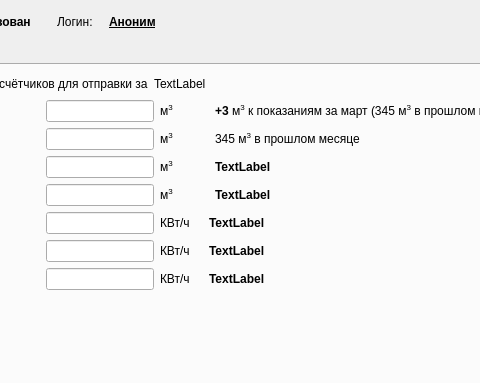
The window that profjilcom_cabinet/main.ui (0valse/experiments) describes before a commit, drawn with Qt 5; both pictures show x 133 to 613 and y 0 to 383 of the 1236 by 519 pixel window.
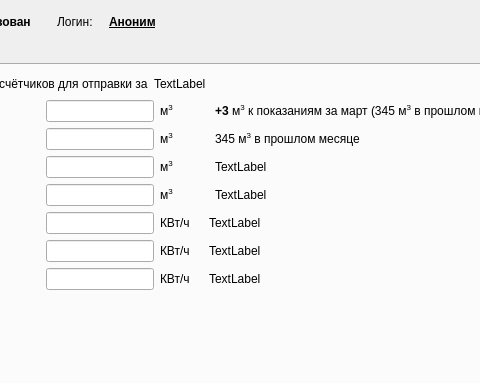
The same window after the commit. The open tabs and pages were chosen to show the change.

Commit message: Fix non bold font in last month labels

```diff
--- a/profjilcom_cabinet/main.ui
+++ b/profjilcom_cabinet/main.ui
@@ -621,12 +621,6 @@
              </item>
              <item>
               <widget class="QLabel" name="label_gvs_kuhnya_plus">
-               <property name="font">
-                <font>
-                 <weight>75</weight>
-                 <bold>true</bold>
-                </font>
-               </property>
                <property name="text">
                 <string>TextLabel</string>
                </property>
@@ -674,12 +668,6 @@
              </item>
              <item>
               <widget class="QLabel" name="label_gvs_vannaya_plus">
-               <property name="font">
-                <font>
-                 <weight>75</weight>
-                 <bold>true</bold>
-                </font>
-               </property>
                <property name="text">
                 <string>TextLabel</string>
                </property>
@@ -727,12 +715,6 @@
              </item>
              <item>
               <widget class="QLabel" name="label_t1_plus">
-               <property name="font">
-                <font>
-                 <weight>75</weight>
-                 <bold>true</bold>
-                </font>
-               </property>
                <property name="text">
                 <string>TextLabel</string>
                </property>
@@ -780,12 +762,6 @@
              </item>
              <item>
               <widget class="QLabel" name="label_t2_plus">
-               <property name="font">
-                <font>
-                 <weight>75</weight>
-                 <bold>true</bold>
-                </font>
-               </property>
                <property name="text">
                 <string>TextLabel</string>
                </property>
@@ -833,12 +809,6 @@
              </item>
              <item>
               <widget class="QLabel" name="label_teplo_plus">
-               <property name="font">
-                <font>
-                 <weight>75</weight>
-                 <bold>true</bold>
-                </font>
-               </property>
                <property name="text">
                 <string>TextLabel</string>
                </property>
```
Left out of the diff: 6 changed lines with no effect on the pictures.
